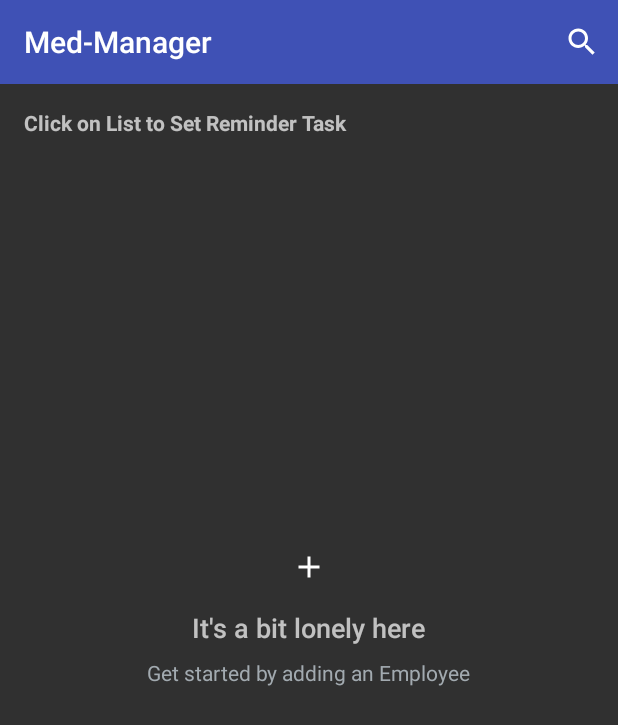
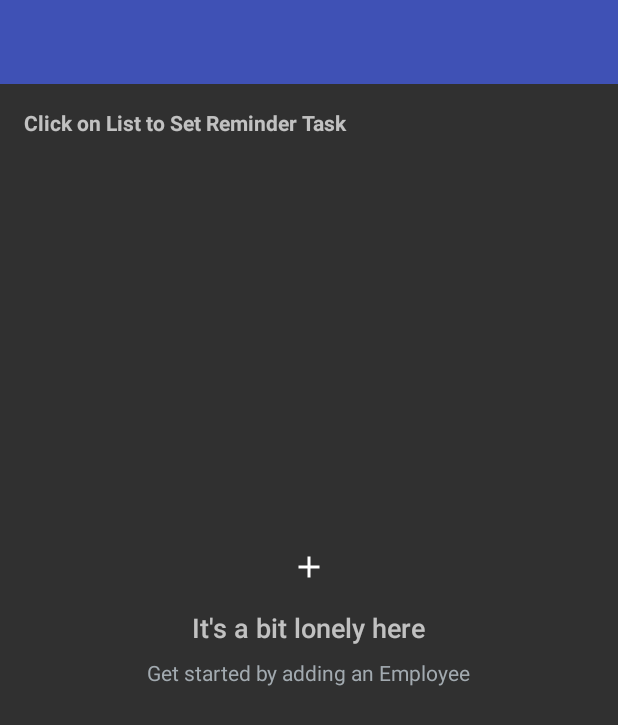
Before and after one commit to alumichael/MedManager, an Android app: the SearchDisplayActivity screen opened directly, with no data from a screen before it, on a phone screen of 412 x 824 dp. Shown: the top 725 px of the screen. Run offline under Robolectric (Android 15) with nearby library versions, the phone set to English and light mode, and no system bars; our stand-ins replace ButterKnife.

Commit message:
Commit By MIke

```diff
--- a/app/src/main/java/com/example/mike4christ/medmanager/EditProfileActivity.java
+++ b/app/src/main/java/com/example/mike4christ/medmanager/EditProfileActivity.java
@@ -22,6 +22,7 @@ import android.text.TextUtils;
 import android.view.View;
 import android.widget.Button;
 import android.widget.EditText;
+import android.widget.Toast;
 
 import com.google.firebase.auth.FirebaseAuth;
 import com.google.firebase.auth.FirebaseUser;
@@ -94,6 +95,8 @@ public class EditProfileActivity extends AppCompatActivity {
                     FirebaseDatabaseHelper firebaseDatabaseHelper = new FirebaseDatabaseHelper();
                     firebaseDatabaseHelper.createUserInFirebaseDatabase(id, userEntity);
 
+                    Toast.makeText(EditProfileActivity.this, "Profile Updated Successfully", Toast.LENGTH_SHORT).show();
+
                     editProfileName.setText("");
                     editProfileCountry.setText("");
                     editProfilePhoneNumber.setText("");
--- a/app/src/main/java/com/example/mike4christ/medmanager/Firebase/FirebaseStorageHelper.java
+++ b/app/src/main/java/com/example/mike4christ/medmanager/Firebase/FirebaseStorageHelper.java
@@ -66,8 +66,10 @@ public class FirebaseStorageHelper {
             public void onSuccess(UploadTask.TaskSnapshot taskSnapshot) {
                 Uri downloadUrl = taskSnapshot.getDownloadUrl();
                 Glide.with(context).load(downloadUrl.getPath()).into(imageView);
+
             }
         });
 
     }
+
 }
--- a/app/src/main/java/com/example/mike4christ/medmanager/SearchDisplayActivity.java
+++ b/app/src/main/java/com/example/mike4christ/medmanager/SearchDisplayActivity.java
@@ -44,7 +44,7 @@ public class SearchDisplayActivity extends AppCompatActivity implements
 
 
     /** Identifier for the employee data loader */
-    private static final int EMPLOYEE_LOADER = 0;
+    private static final int DRUG_LOADER = 0;
 
     /** Adapter for the ListView */
     EmployeeCursorAdapter mCursorAdapter;
@@ -59,13 +59,11 @@ public class SearchDisplayActivity extends AppCompatActivity implements
     @Override
     protected void onCreate(Bundle savedInstanceState) {
         super.onCreate(savedInstanceState);
-        setContentView(R.layout.activity_employee);
+        setContentView(R.layout.activity_searchdiaplay);
 
         // Setup FAB to open EmployeeEditor
         ButterKnife.bind(this);
-        mToolbar = (Toolbar) findViewById(R.id.toolbar);
-        setSupportActionBar(mToolbar);
-        mToolbar.setTitle(R.string.app_name);
+
 
         // Find the ListView which will be populated with the employee data
         ListView employeeListView =  findViewById(R.id.list);
@@ -96,7 +94,6 @@ public class SearchDisplayActivity extends AppCompatActivity implements
 
                 // Set the URI on the data field of the intent
                 intent.setData(currentEmployeeUri);
-               // intent.putExtra(AddReminderActivity.EXTRA_RECT, createRect(button));
 
                 startActivity(intent);
 
@@ -130,7 +127,7 @@ public class SearchDisplayActivity extends AppCompatActivity implements
         });
 
         // Kick off the loader
-        getLoaderManager().initLoader(EMPLOYEE_LOADER, null, this);
+        getLoaderManager().initLoader(DRUG_LOADER, null, this);
 
     }
 
--- a/app/src/main/res/layout/fragment_profile.xml
+++ b/app/src/main/res/layout/fragment_profile.xml
@@ -47,11 +47,11 @@
     <android.support.v7.widget.RecyclerView
         android:id="@+id/profile_list"
         android:layout_width="match_parent"
-        android:layout_height="50dp"
+        android:layout_height="match_parent"
         android:layout_below="@+id/profile_header"
         android:layout_centerHorizontal="true"
         android:orientation="vertical"
-        android:scrollbars="none"/>
+        android:scrollbars="vertical"/>
 
 
 </RelativeLayout>
```
Also changed, not shown: app/src/main/AndroidManifest.xml (+7 -8 lines), app/src/main/java/com/example/mike4christ/medmanager/ProfileFragment.java (+11 -1 lines), app/src/main/res/layout/activity_searchdiaplay.xml (renamed from app/src/main/res/layout/activity_employee.xml).
